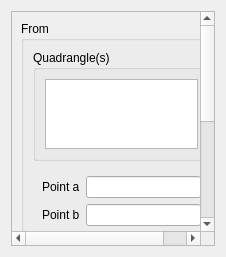
SalomePlatform/hexablock, file src/HEXABLOCKGUI/JoinQuad_QTD.ui: the form before one commit.
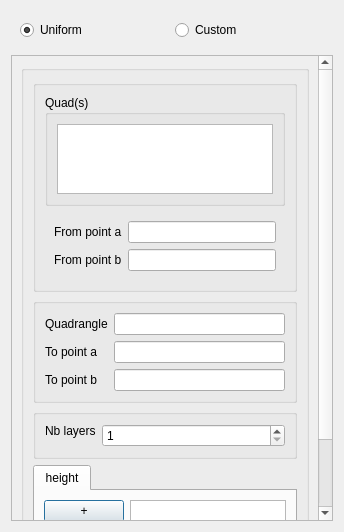
The form after the commit.

Patch:
```diff
--- a/src/HEXABLOCKGUI/JoinQuad_QTD.ui
+++ b/src/HEXABLOCKGUI/JoinQuad_QTD.ui
@@ -6,14 +6,43 @@
    <rect>
     <x>0</x>
     <y>0</y>
-    <width>226</width>
-    <height>257</height>
+    <width>344</width>
+    <height>532</height>
    </rect>
   </property>
+  <property name="minimumSize">
+   <size>
+    <width>5</width>
+    <height>300</height>
+   </size>
+  </property>
   <property name="windowTitle">
    <string>Join Quad(s) Operation</string>
   </property>
   <layout class="QVBoxLayout" name="verticalLayout">
+   <item>
+    <widget class="QWidget" name="widget_2" native="true">
+     <layout class="QHBoxLayout" name="horizontalLayout_2">
+      <item>
+       <widget class="QRadioButton" name="joinUni_rb">
+        <property name="text">
+         <string>Uniform</string>
+        </property>
+        <property name="checked">
+         <bool>true</bool>
+        </property>
+       </widget>
+      </item>
+      <item>
+       <widget class="QRadioButton" name="join_rb">
+        <property name="text">
+         <string>Custom</string>
+        </property>
+       </widget>
+      </item>
+     </layout>
+    </widget>
+   </item>
    <item>
     <widget class="QScrollArea" name="scrollArea">
      <property name="widgetResizable">
@@ -24,9 +53,15 @@
        <rect>
         <x>0</x>
         <y>0</y>
-        <width>212</width>
-        <height>427</height>
+        <width>306</width>
+        <height>646</height>
        </rect>
+      </property>
+      <layout class="QVBoxLayout" name="verticalLayout_4">
+       <item>
+        <widget class="QGroupBox" name="groupBox_4">
+         <property name="title">
+          <string/>
       </property>
       <layout class="QVBoxLayout" name="verticalLayout_3">
        <item>
@@ -38,7 +73,7 @@
           </sizepolicy>
          </property>
          <property name="title">
-          <string>From</string>
+             <string/>
          </property>
          <layout class="QVBoxLayout" name="verticalLayout_2">
           <item>
@@ -50,7 +85,7 @@
              </sizepolicy>
             </property>
             <property name="title">
-             <string>Quadrangle(s)</string>
+                <string>Quad(s)</string>
             </property>
             <layout class="QGridLayout" name="gridLayout_4">
              <item row="0" column="0">
@@ -68,10 +103,13 @@
              </sizepolicy>
             </property>
             <layout class="QFormLayout" name="formLayout_3">
+                <property name="fieldGrowthPolicy">
+                 <enum>QFormLayout::AllNonFixedFieldsGrow</enum>
+                </property>
              <item row="0" column="0">
               <widget class="QLabel" name="label_3">
                <property name="text">
-                <string>Point a</string>
+                   <string>From point a</string>
                </property>
               </widget>
              </item>
@@ -97,12 +135,12 @@
              <item row="1" column="0">
               <widget class="QLabel" name="label_4">
                <property name="text">
-                <string>Point b</string>
+                   <string>From point b</string>
                </property>
               </widget>
              </item>
              <item row="1" column="1">
-              <widget class="QLineEdit" name="vex2_le">
+                 <widget class="QLineEdit" name="vex1_le">
                <property name="sizePolicy">
                 <sizepolicy hsizetype="Minimum" vsizetype="Fixed">
                  <horstretch>0</horstretch>
@@ -135,7 +173,7 @@
           </sizepolicy>
          </property>
          <property name="title">
-          <string>To</string>
+             <string/>
          </property>
          <layout class="QFormLayout" name="formLayout_2">
           <item row="0" column="0">
@@ -161,12 +199,12 @@
           <item row="1" column="0">
            <widget class="QLabel" name="label_5">
             <property name="text">
-             <string>Point a</string>
+                <string>To point a</string>
             </property>
            </widget>
           </item>
           <item row="1" column="1">
-           <widget class="QLineEdit" name="vex1_le">
+              <widget class="QLineEdit" name="vex2_le">
             <property name="sizePolicy">
              <sizepolicy hsizetype="Minimum" vsizetype="Fixed">
               <horstretch>0</horstretch>
@@ -187,7 +225,7 @@
           <item row="2" column="0">
            <widget class="QLabel" name="label_7">
             <property name="text">
-             <string>Point b</string>
+                <string>To point b</string>
             </property>
            </widget>
           </item>
@@ -222,7 +260,7 @@
           </sizepolicy>
          </property>
          <property name="title">
-          <string>Grid</string>
+             <string/>
          </property>
          <layout class="QFormLayout" name="formLayout">
           <item row="0" column="0">
@@ -234,7 +272,7 @@
              </sizepolicy>
             </property>
             <property name="text">
-             <string>size</string>
+                <string>Nb layers</string>
             </property>
            </widget>
           </item>
@@ -260,10 +298,95 @@
          </layout>
         </widget>
        </item>
-      </layout>
-      <zorder>groupBox_3</zorder>
-      <zorder>groupBox_8</zorder>
-      <zorder>groupBox</zorder>
+          <item>
+           <widget class="QTabWidget" name="layers_height_w">
+            <property name="sizePolicy">
+             <sizepolicy hsizetype="Preferred" vsizetype="Preferred">
+              <horstretch>0</horstretch>
+              <verstretch>0</verstretch>
+             </sizepolicy>
+            </property>
+            <property name="currentIndex">
+             <number>0</number>
+            </property>
+            <widget class="QWidget" name="ext_height_tab">
+             <attribute name="title">
+              <string>height</string>
+             </attribute>
+             <layout class="QGridLayout" name="gridLayout_5">
+              <item row="0" column="0">
+               <widget class="QPushButton" name="add_height_pb">
+                <property name="enabled">
+                 <bool>true</bool>
+                </property>
+                <property name="sizePolicy">
+                 <sizepolicy hsizetype="Maximum" vsizetype="Fixed">
+                  <horstretch>0</horstretch>
+                  <verstretch>0</verstretch>
+                 </sizepolicy>
+                </property>
+                <property name="text">
+                 <string>+</string>
+                </property>
+               </widget>
+              </item>
+              <item row="0" column="1" rowspan="3">
+               <widget class="QListWidget" name="height_lw">
+                <property name="sizePolicy">
+                 <sizepolicy hsizetype="Expanding" vsizetype="Expanding">
+                  <horstretch>0</horstretch>
+                  <verstretch>0</verstretch>
+                 </sizepolicy>
+                </property>
+               </widget>
+              </item>
+              <item row="1" column="0">
+               <widget class="QPushButton" name="del_height_pb">
+                <property name="sizePolicy">
+                 <sizepolicy hsizetype="Maximum" vsizetype="Fixed">
+                  <horstretch>0</horstretch>
+                  <verstretch>0</verstretch>
+                 </sizepolicy>
+                </property>
+                <property name="text">
+                 <string>-</string>
+                </property>
+               </widget>
+              </item>
+              <item row="2" column="0">
+               <spacer name="verticalSpacer_3">
+                <property name="orientation">
+                 <enum>Qt::Vertical</enum>
+                </property>
+                <property name="sizeHint" stdset="0">
+                 <size>
+                  <width>20</width>
+                  <height>139</height>
+                 </size>
+                </property>
+               </spacer>
+              </item>
+             </layout>
+            </widget>
+           </widget>
+          </item>
+         </layout>
+        </widget>
+       </item>
+       <item>
+        <spacer name="verticalSpacer">
+         <property name="orientation">
+          <enum>Qt::Vertical</enum>
+         </property>
+         <property name="sizeHint" stdset="0">
+          <size>
+           <width>20</width>
+           <height>0</height>
+          </size>
+         </property>
+        </spacer>
+       </item>
+      </layout>
      </widget>
     </widget>
    </item>
```
Left out of the diff: 71 changed lines with no effect on the pictures. Lines whose indentation alone changed are shown as unchanged.
